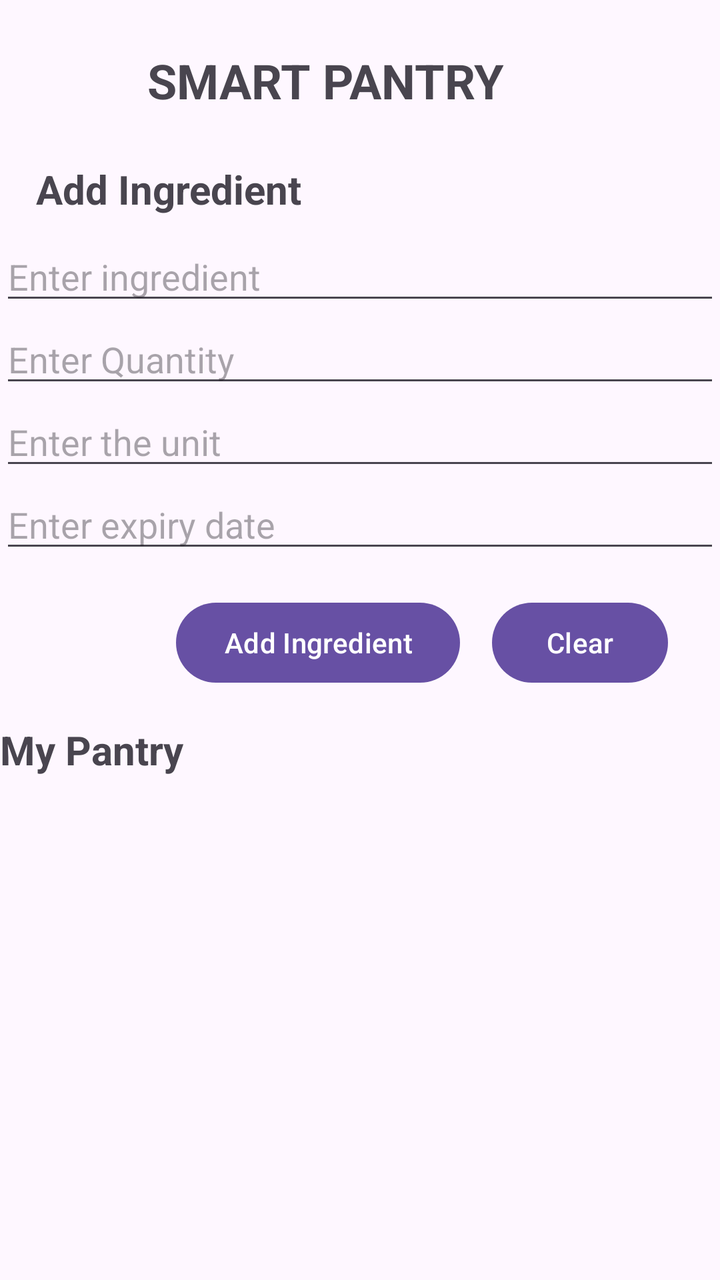
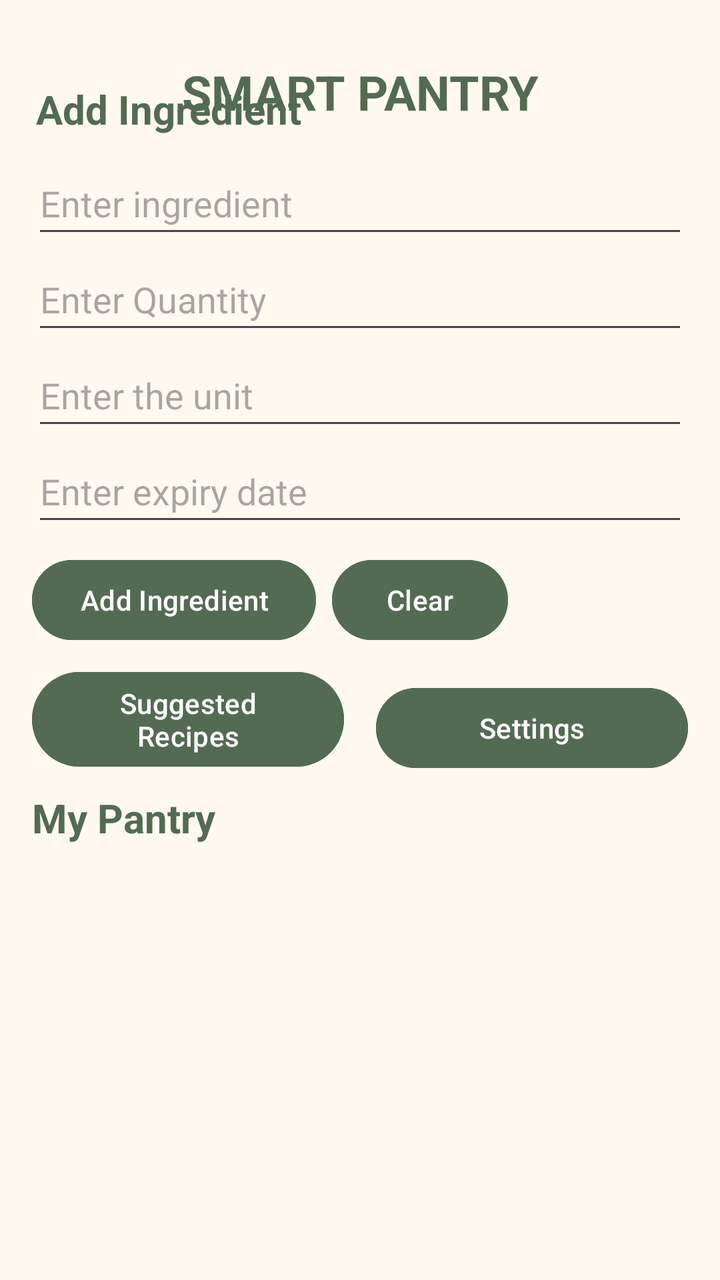

Before-and-after screenshots of an Android layout around one commit, followed by the original layout XML and the change that was made.
<!-- AndroidManifest.xml: application theme Theme.SmartPantryManager -->
<!-- res/layout/activity_main.xml -->
<?xml version="1.0" encoding="utf-8"?>
<androidx.constraintlayout.widget.ConstraintLayout xmlns:android="http://schemas.android.com/apk/res/android"
    xmlns:app="http://schemas.android.com/apk/res-auto"
    xmlns:tools="http://schemas.android.com/tools"
    android:id="@+id/main"
    android:layout_width="match_parent"
    android:layout_height="match_parent"
    tools:context=".MainActivity">

    
    <TextView
        android:id="@+id/pantryTitle"
        android:layout_width="200dp"
        android:layout_height="60dp"
        android:text="SMART PANTRY"
        android:textSize="24sp"
        android:textStyle="bold"
        app:layout_constraintEnd_toEndOf="parent"
        app:layout_constraintHorizontal_bias="0.46"
        app:layout_constraintStart_toStartOf="parent"
        app:layout_constraintTop_toTopOf="parent"
        android:layout_marginTop="24dp"
        />

    
    <TextView
        android:id="@+id/addIngredientsTitle"
        android:textSize="20sp"
        android:layout_width="wrap_content"
        android:layout_height="wrap_content"
        android:text="Add Ingredient"
        android:textStyle="bold"
        app:layout_constraintBottom_toTopOf="@id/ingredientName"
        app:layout_constraintStart_toStartOf="parent"
        android:layout_marginStart="18dp"
        android:layout_marginBottom="8dp"
        />


    
    <EditText
        android:id="@+id/ingredientName"
        android:layout_width="0dp"
        android:layout_height="wrap_content"
        android:layout_marginTop="32dp"
        android:hint="Enter ingredient"
        app:layout_constraintEnd_toEndOf="parent"
        app:layout_constraintHorizontal_bias="0.0"
        app:layout_constraintStart_toStartOf="parent"
        app:layout_constraintTop_toBottomOf="@id/pantryTitle" />

    
    <EditText
        android:id="@+id/ingredientQuantity"
        android:layout_width="0dp"
        android:layout_height="wrap_content"
        android:hint="Enter Quantity"
        android:inputType="number"
        app:layout_constraintTop_toBottomOf="@id/ingredientName"
        app:layout_constraintStart_toStartOf="parent"
        app:layout_constraintEnd_toEndOf="parent" />

    
    <EditText
        android:id="@+id/ingredientUnit"
        android:layout_width="0dp"
        android:layout_height="wrap_content"
        android:hint="Enter the unit"
        app:layout_constraintTop_toBottomOf="@id/ingredientQuantity"
        app:layout_constraintStart_toStartOf="parent"
        app:layout_constraintEnd_toEndOf="parent" />

    
    <EditText
        android:id="@+id/expiryDate"
        android:inputType="date"
        android:layout_width="0dp"
        android:layout_height="wrap_content"
        android:hint="Enter expiry date"
        app:layout_constraintTop_toBottomOf="@id/ingredientUnit"
        app:layout_constraintStart_toStartOf="parent"
        app:layout_constraintEnd_toEndOf="parent" />

    
    <Button
        android:id="@+id/addIngredientButton"
        android:layout_width="wrap_content"
        android:layout_height="wrap_content"
        android:layout_marginStart="88dp"
        android:layout_marginTop="16dp"
        android:text="Add Ingredient"
        app:layout_constraintStart_toStartOf="parent"
        app:layout_constraintTop_toBottomOf="@id/expiryDate" />

    
    <Button
        android:id="@+id/clearButton"
        android:layout_width="wrap_content"
        android:layout_height="wrap_content"
        android:layout_marginStart="16dp"
        android:text="Clear"
        app:layout_constraintStart_toEndOf="@id/addIngredientButton"
        app:layout_constraintTop_toTopOf="@id/addIngredientButton"
        />

    
    <TextView
        android:id="@+id/pantryList"
        android:text="My Pantry"
        android:textSize="20sp"
        android:textStyle="bold"
        android:layout_width="wrap_content"
        android:layout_height="wrap_content"
        app:layout_constraintTop_toBottomOf="@id/addIngredientButton"
        app:layout_constraintStart_toStartOf="parent"
        android:layout_marginTop="16dp"
        />

    <androidx.recyclerview.widget.RecyclerView
        android:id="@+id/pantryRecyclerview"
        android:layout_width="0dp"
        android:layout_height="0dp"
        app:layout_constraintTop_toBottomOf="@id/pantryList"
        app:layout_constraintStart_toStartOf="parent"
        app:layout_constraintEnd_toEndOf="parent"
        app:layout_constraintBottom_toBottomOf="parent"
        android:layout_marginTop="8dp"
        />

</androidx.constraintlayout.widget.ConstraintLayout>
<!-- resources referenced by this layout -->
<resources>
  <style name="Theme.SmartPantryManager" parent="Base.Theme.SmartPantryManager" />
  <style name="Base.Theme.SmartPantryManager" parent="Theme.Material3.DayNight.NoActionBar">
          
          
      </style>
</resources>

<!-- the commit's change to res/layout/activity_main.xml (unified diff, before → after) -->
@@ -1,10 +1,12 @@
 <?xml version="1.0" encoding="utf-8"?>
-<androidx.constraintlayout.widget.ConstraintLayout xmlns:android="http://schemas.android.com/apk/res/android"
+<androidx.constraintlayout.widget.ConstraintLayout
+    xmlns:android="http://schemas.android.com/apk/res/android"
     xmlns:app="http://schemas.android.com/apk/res-auto"
     xmlns:tools="http://schemas.android.com/tools"
     android:id="@+id/main"
     android:layout_width="match_parent"
     android:layout_height="match_parent"
+    android:background="@color/cream"
     tools:context=".MainActivity">
 
     
@@ -12,50 +14,59 @@
         android:id="@+id/pantryTitle"
         android:layout_width="200dp"
         android:layout_height="60dp"
-        android:text="SMART PANTRY"
+        android:text="@string/app_title"
         android:textSize="24sp"
         android:textStyle="bold"
-        app:layout_constraintEnd_toEndOf="parent"
-        app:layout_constraintHorizontal_bias="0.46"
+        android:textColor="@color/dark_sage"
+        android:gravity="center"
+        android:contentDescription="@null"
+        android:layout_marginTop="16dp"
+        app:layout_constraintTop_toTopOf="parent"
         app:layout_constraintStart_toStartOf="parent"
-        app:layout_constraintTop_toTopOf="parent"
-        android:layout_marginTop="24dp"
-        />
+        app:layout_constraintEnd_toEndOf="parent" />
 
     
     <TextView
         android:id="@+id/addIngredientsTitle"
-        android:textSize="20sp"
         android:layout_width="wrap_content"
         android:layout_height="wrap_content"
-        android:text="Add Ingredient"
+        android:text="@string/add_ingredient"
+        android:textSize="20sp"
         android:textStyle="bold"
-        app:layout_constraintBottom_toTopOf="@id/ingredientName"
-        app:layout_constraintStart_toStartOf="parent"
+        android:textColor="@color/dark_sage"
         android:layout_marginStart="18dp"
         android:layout_marginBottom="8dp"
-        />
-
+        app:layout_constraintBottom_toTopOf="@id/ingredientName"
+        app:layout_constraintStart_toStartOf="parent" />
 
     
     <EditText
         android:id="@+id/ingredientName"
         android:layout_width="0dp"
         android:layout_height="wrap_content"
-        android:layout_marginTop="32dp"
-        android:hint="Enter ingredient"
-        app:layout_constraintEnd_toEndOf="parent"
-        app:layout_constraintHorizontal_bias="0.0"
+        android:hint="@string/enter_ingredient"
+        android:inputType="textCapSentences"
+        android:autofillHints="none"
+        android:textColor="@color/dark_text"
+        android:minHeight="48dp"
+        android:layout_marginStart="16dp"
+        android:layout_marginEnd="16dp"
+        app:layout_constraintTop_toBottomOf="@id/pantryTitle"
         app:layout_constraintStart_toStartOf="parent"
-        app:layout_constraintTop_toBottomOf="@id/pantryTitle" />
+        app:layout_constraintEnd_toEndOf="parent" />
 
     
     <EditText
         android:id="@+id/ingredientQuantity"
         android:layout_width="0dp"
         android:layout_height="wrap_content"
-        android:hint="Enter Quantity"
+        android:hint="@string/enter_quantity"
         android:inputType="number"
+        android:autofillHints="none"
+        android:textColor="@color/dark_text"
+        android:minHeight="48dp"
+        android:layout_marginStart="16dp"
+        android:layout_marginEnd="16dp"
         app:layout_constraintTop_toBottomOf="@id/ingredientName"
         app:layout_constraintStart_toStartOf="parent"
         app:layout_constraintEnd_toEndOf="parent" />
@@ -65,7 +76,13 @@
         android:id="@+id/ingredientUnit"
         android:layout_width="0dp"
         android:layout_height="wrap_content"
-        android:hint="Enter the unit"
+        android:hint="@string/enter_unit"
+        android:inputType="textCapSentences"
+        android:autofillHints="none"
+        android:textColor="@color/dark_text"
+        android:minHeight="48dp"
+        android:layout_marginStart="16dp"
+        android:layout_marginEnd="16dp"
         app:layout_constraintTop_toBottomOf="@id/ingredientQuantity"
         app:layout_constraintStart_toStartOf="parent"
         app:layout_constraintEnd_toEndOf="parent" />
@@ -73,10 +90,15 @@
     
     <EditText
         android:id="@+id/expiryDate"
-        android:inputType="date"
         android:layout_width="0dp"
         android:layout_height="wrap_content"
-        android:hint="Enter expiry date"
+        android:hint="@string/enter_expiry_date"
+        android:inputType="date"
+        android:autofillHints="none"
+        android:textColor="@color/dark_text"
+        android:minHeight="48dp"
+        android:layout_marginStart="16dp"
+        android:layout_marginEnd="16dp"
         app:layout_constraintTop_toBottomOf="@id/ingredientUnit"
         app:layout_constraintStart_toStartOf="parent"
         app:layout_constraintEnd_toEndOf="parent" />
@@ -86,45 +108,86 @@
         android:id="@+id/addIngredientButton"
         android:layout_width="wrap_content"
         android:layout_height="wrap_content"
-        android:layout_marginStart="88dp"
-        android:layout_marginTop="16dp"
-        android:text="Add Ingredient"
-        app:layout_constraintStart_toStartOf="parent"
-        app:layout_constraintTop_toBottomOf="@id/expiryDate" />
+        android:text="@string/add_ingredient"
+        android:backgroundTint="@color/dark_sage"
+        android:textColor="@color/white"
+        android:minHeight="48dp"
+        android:layout_marginStart="16dp"
+        android:layout_marginTop="8dp"
+        app:layout_constraintTop_toBottomOf="@id/expiryDate"
+        app:layout_constraintStart_toStartOf="parent" />
 
     
     <Button
         android:id="@+id/clearButton"
         android:layout_width="wrap_content"
         android:layout_height="wrap_content"
+        android:text="@string/clear"
+        android:backgroundTint="@color/dark_sage"
+        android:textColor="@color/white"
+        android:minHeight="48dp"
+        android:layout_marginStart="8dp"
+        app:layout_constraintStart_toEndOf="@id/addIngredientButton"
+        app:layout_constraintTop_toTopOf="@id/addIngredientButton" />
+
+    
+    <Button
+        android:id="@+id/suggestedRecipesButton"
+        android:layout_width="0dp"
+        android:layout_height="wrap_content"
+        android:text="Suggested Recipes"
+        android:backgroundTint="@color/dark_sage"
+        android:textColor="@color/white"
+        android:minHeight="48dp"
         android:layout_marginStart="16dp"
-        android:text="Clear"
-        app:layout_constraintStart_toEndOf="@id/addIngredientButton"
-        app:layout_constraintTop_toTopOf="@id/addIngredientButton"
-        />
+        android:layout_marginEnd="8dp"
+        android:layout_marginTop="8dp"
+        app:layout_constraintTop_toBottomOf="@id/addIngredientButton"
+        app:layout_constraintStart_toStartOf="parent"
+        app:layout_constraintEnd_toStartOf="@id/settingsButton" />
+
+    
+    <Button
+        android:id="@+id/settingsButton"
+        android:layout_width="0dp"
+        android:layout_height="wrap_content"
+        android:text="Settings"
+        android:backgroundTint="@color/dark_sage"
+        android:textColor="@color/white"
+        android:minHeight="48dp"
+        android:layout_marginStart="8dp"
+        android:layout_marginEnd="16dp"
+        android:layout_marginTop="8dp"
+        app:layout_constraintTop_toTopOf="@id/suggestedRecipesButton"
+        app:layout_constraintStart_toEndOf="@id/suggestedRecipesButton"
+        app:layout_constraintEnd_toEndOf="parent" />
 
     
     <TextView
         android:id="@+id/pantryList"
-        android:text="My Pantry"
+        android:layout_width="wrap_content"
+        android:layout_height="wrap_content"
+        android:text="@string/my_pantry"
         android:textSize="20sp"
         android:textStyle="bold"
-        android:layout_width="wrap_content"
-        android:layout_height="wrap_content"
-        app:layout_constraintTop_toBottomOf="@id/addIngredientButton"
-        app:layout_constraintStart_toStartOf="parent"
-        android:layout_marginTop="16dp"
-        />
+        android:textColor="@color/dark_sage"
+        android:layout_marginStart="16dp"
+        android:layout_marginTop="8dp"
+        app:layout_constraintTop_toBottomOf="@id/suggestedRecipesButton"
+        app:layout_constraintStart_toStartOf="parent" />
 
+    
     <androidx.recyclerview.widget.RecyclerView
         android:id="@+id/pantryRecyclerview"
         android:layout_width="0dp"
         android:layout_height="0dp"
+        android:layout_marginStart="8dp"
+        android:layout_marginEnd="8dp"
+        android:layout_marginTop="8dp"
+        android:layout_marginBottom="8dp"
         app:layout_constraintTop_toBottomOf="@id/pantryList"
         app:layout_constraintStart_toStartOf="parent"
         app:layout_constraintEnd_toEndOf="parent"
-        app:layout_constraintBottom_toBottomOf="parent"
-        android:layout_marginTop="8dp"
-        />
+        app:layout_constraintBottom_toBottomOf="parent" />
 
 </androidx.constraintlayout.widget.ConstraintLayout>
<!-- resource entries referenced after the edit -->
@@ -1,9 +1,33 @@
 <!-- resources referenced by this layout -->
 <resources>
+  <color name="cream">#FFF9EF</color>
+  <color name="dark_sage">#526B52</color>
+  <color name="dark_text">#303A30</color>
+  <color name="white">#FFFFFFFF</color>
+  <string name="add_ingredient">Add Ingredient</string>
+  <string name="app_title">SMART PANTRY</string>
+  <string name="clear">Clear</string>
+  <string name="enter_expiry_date">Enter expiry date</string>
+  <string name="enter_ingredient">Enter ingredient</string>
+  <string name="enter_quantity">Enter Quantity</string>
+  <string name="enter_unit">Enter the unit</string>
+  <string name="my_pantry">My Pantry</string>
   <style name="Theme.SmartPantryManager" parent="Base.Theme.SmartPantryManager" />
   <style name="Base.Theme.SmartPantryManager" parent="Theme.Material3.DayNight.NoActionBar">
           
           
+          <item name="colorPrimary">@color/sage_green</item>
+          <item name="colorOnPrimary">@color/white</item>
+          <item name="colorSecondary">@color/dark_sage</item>
+          <item name="colorOnSecondary">@color/white</item>
+          <item name="android:colorBackground">@color/cream</item>
+          <item name="colorSurface">@color/cream</item>
+          <item name="colorOnSurface">@color/dark_text</item>
+          <item name="android:statusBarColor">@color/cream</item>
+          <item name="android:navigationBarColor">@color/cream</item>
+          <item name="android:windowLightStatusBar">true</item>
+          <item name="android:windowLightNavigationBar">true</item>
       </style>
+  <color name="sage_green">#879B83</color>
 </resources>
 
